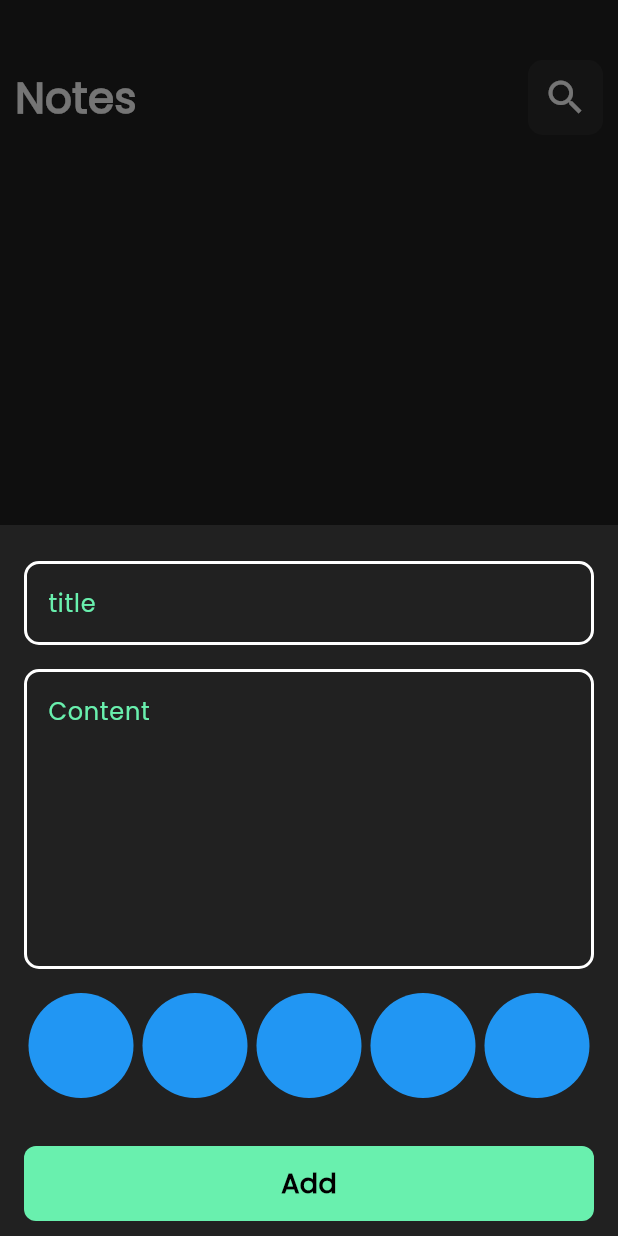
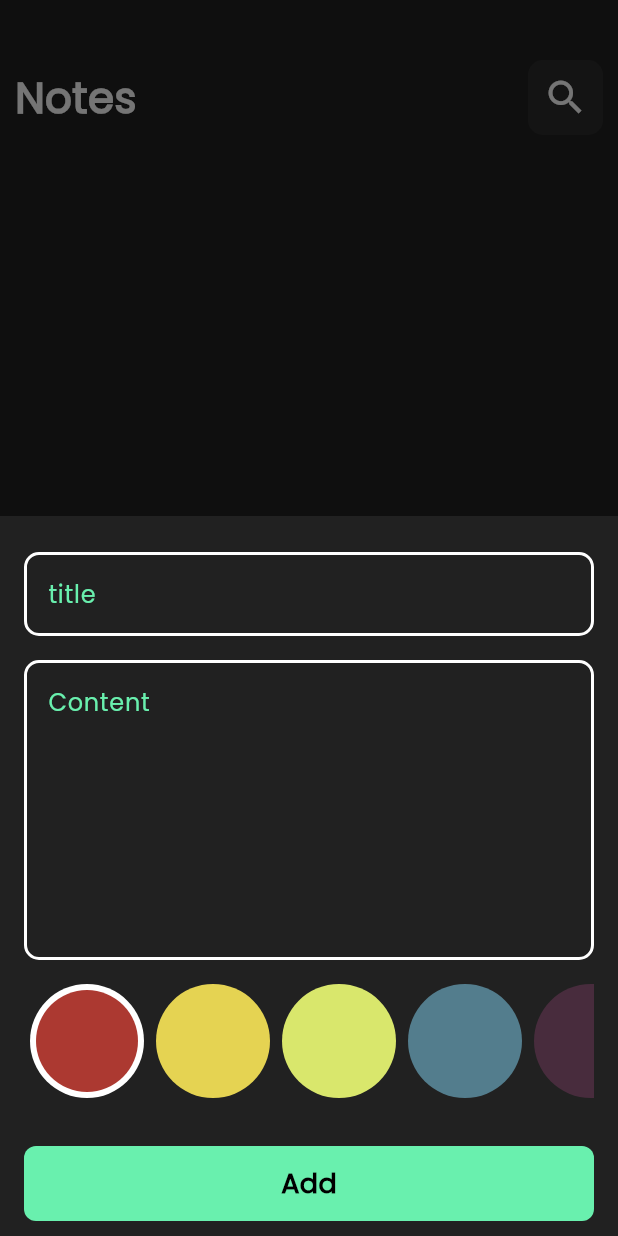
Before and after one commit to youssefr1/notes_app, a Flutter app: the screen it shows after launch, after a tap on the "add" icon, on a phone screen of 412 x 824 dp. Run offline on Flutter 3.47's test engine with Material 3 defaults, Android fonts, the phone set to English and light mode, and no system bars; our stand-ins replace bloc, flutter_bloc, font_awesome_flutter, hive, hive_flutter, modal_progress_hud_nsn; accounts and stored records are empty; statements that could not run were skipped.

Commit message:
colors list veiw part 2

```diff
--- a/lib/widjets/colors_listVeiw.dart
+++ b/lib/widjets/colors_listVeiw.dart
@@ -2,27 +2,59 @@ import 'package:flutter/cupertino.dart';
 import 'package:flutter/material.dart';
 
 class ColorItem extends StatelessWidget {
-  const ColorItem({super.key});
-
+  const ColorItem({super.key, required this.isActive, required this.color});
+final bool isActive ;
+final Color color;
   @override
   Widget build(BuildContext context) {
-    return CircleAvatar(
+    return isActive ? CircleAvatar(
+      backgroundColor: Colors.white,
       radius: 38,
-      backgroundColor: Colors.blue,
+      child: CircleAvatar(
+        radius: 34,
+        backgroundColor: color,
+      ),
+    )       :CircleAvatar(
+      radius: 38,
+      backgroundColor: color,
     );
   }
 }
-class ColorsListView extends StatelessWidget {
+class ColorsListView extends StatefulWidget {
   const ColorsListView({super.key});
 
   @override
+  State<ColorsListView> createState() => _ColorsListViewState();
+}
+
+class _ColorsListViewState extends State<ColorsListView> {
+  int currentIndex =0;
+  List<Color> Colors = const[
+    Color(0xffAC3931),
+    Color(0xffE5D352),
+    Color(0xffD9E76C),
+    Color(0xff537D8D),
+    Color(0xff482C3D),
+
+  ];
+  @override
   Widget build(BuildContext context) {
     return SizedBox(
-      height: 70,
+      height: 38*2,
       child: ListView.builder(
           scrollDirection:Axis.horizontal ,
-          itemCount: 10,itemBuilder: (context,index){
-        return ColorItem();
+          itemCount: Colors.length,itemBuilder: (context,index){
+        return Padding(
+          padding: const EdgeInsets.symmetric(horizontal: 4),
+          child: GestureDetector(
+            onTap:(){
+              currentIndex=index;
+              setState(() {
+
+              });
+            } ,
+              child: ColorItem(isActive:  currentIndex==index, color: Colors[index],)),
+        );
       }),
     );
   }
```
